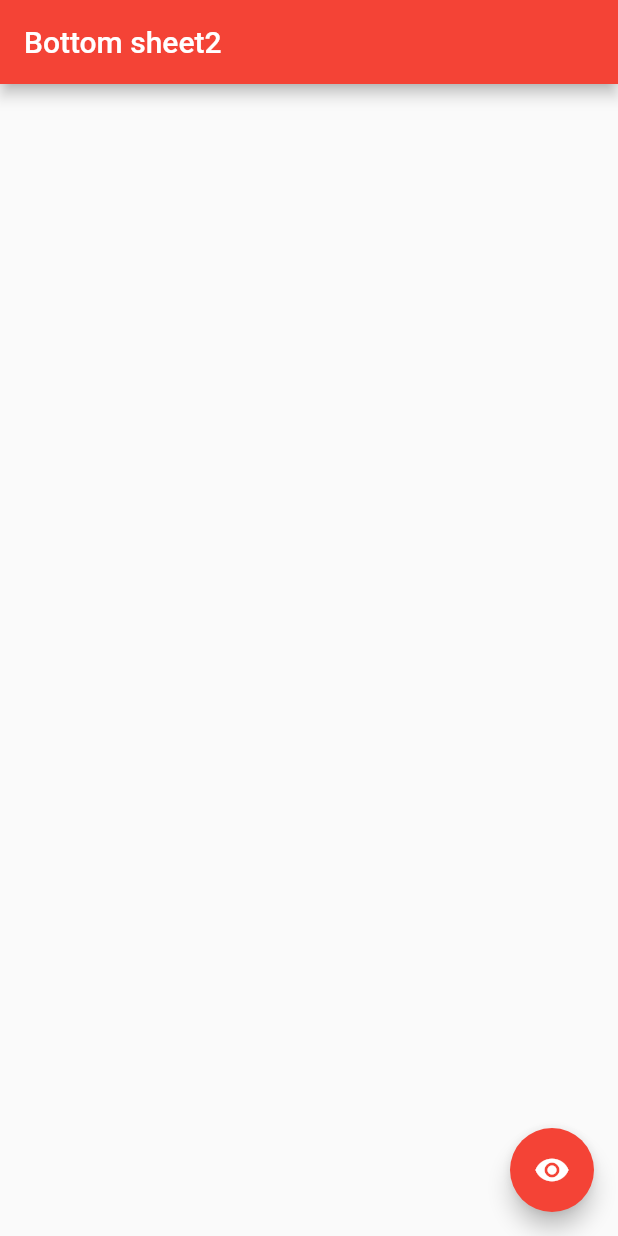
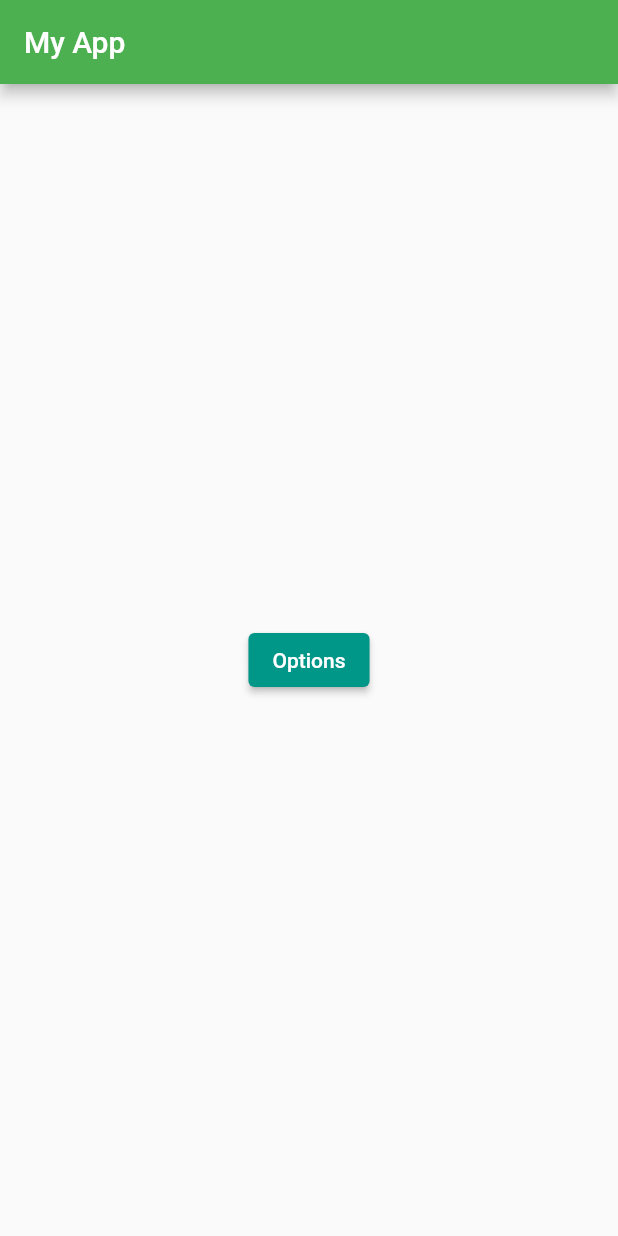
Before and after one commit to Nishadatgit/luminar-Projects, a Flutter app: the screen it shows after launch, on a phone screen of 412 x 824 dp. Run offline on Flutter 3.47's test engine with Material 2 defaults, Android fonts, the phone set to English and light mode, and no system bars; our stand-ins replace accordion, curved_navigation_bar, eva_icons_flutter, font_awesome_flutter, google_fonts, google_nav_bar and 2 more; missing offline and left inert: fancy_on_boarding, random_date, staggered_grid_view_flutter.

Commit message:
bottom sheet assignment done

```diff
--- /dev/null
+++ b/lib/assignments/bottom_sheet/bottom_sheet.dart
@@ -0,0 +1,58 @@
+import 'package:flutter/material.dart';
+import 'package:flutter/painting.dart';
+import 'package:flutter/src/foundation/key.dart';
+import 'package:flutter/src/widgets/framework.dart';
+
+class NewBottomSheet extends StatelessWidget {
+  const NewBottomSheet({Key? key}) : super(key: key);
+
+  @override
+  Widget build(BuildContext context) {
+    return Scaffold(
+      appBar: AppBar(
+        backgroundColor: Colors.green,
+        title: const Text('My App'),
+      ),
+      body: Container(
+        child: Center(
+          child: ElevatedButton(
+              style: ElevatedButton.styleFrom(primary: Colors.teal),
+              onPressed: () {
+                bottomsheet(context);
+              },
+              child: const Text('Options')),
+        ),
+      ),
+    );
+  }
+
+  bottomsheet(BuildContext context) {
+    return showModalBottomSheet(
+        shape: RoundedRectangleBorder(
+          borderRadius: BorderRadius.circular(20),
+        ),
+        context: context,
+        builder: (ctx) {
+          return Container(
+            padding: const EdgeInsets.only(left: 20, right: 20, top: 10),
+            height: 200,
+            child: ListView(
+              children: const [
+                ListTile(
+                  leading: Icon(Icons.share),
+                  title: Text('Share'),
+                ),
+                ListTile(
+                  leading: Icon(Icons.copy),
+                  title: Text('Copy link'),
+                ),
+                ListTile(
+                  leading: Icon(Icons.edit),
+                  title: Text('Edit'),
+                )
+              ],
+            ),
+          );
+        });
+  }
+}
--- a/lib/main.dart
+++ b/lib/main.dart
@@ -1,6 +1,7 @@
 import 'package:demo_project/accordion.dart';
 import 'package:demo_project/alert_dialog.dart';
 import 'package:demo_project/animations.dart';
+import 'package:demo_project/assignments/bottom_sheet/bottom_sheet.dart';
 import 'package:demo_project/assignments/custom_drawer/screens/home.dart';
 import 'package:demo_project/assignments/custom_listview.dart';
 import 'package:demo_project/assignments/custom_tab/custom_tab.dart';
@@ -52,7 +53,7 @@ class MyApp extends StatelessWidget {
       theme: ThemeData(
         primarySwatch: Colors.red,
       ),
-      home: MyBottomShee2(),
+      home: const NewBottomSheet(),
     );
   }
 }
```
Also changed, not shown: lib/assignments/bottom_sheet/bottom sheet.JPG (added).
